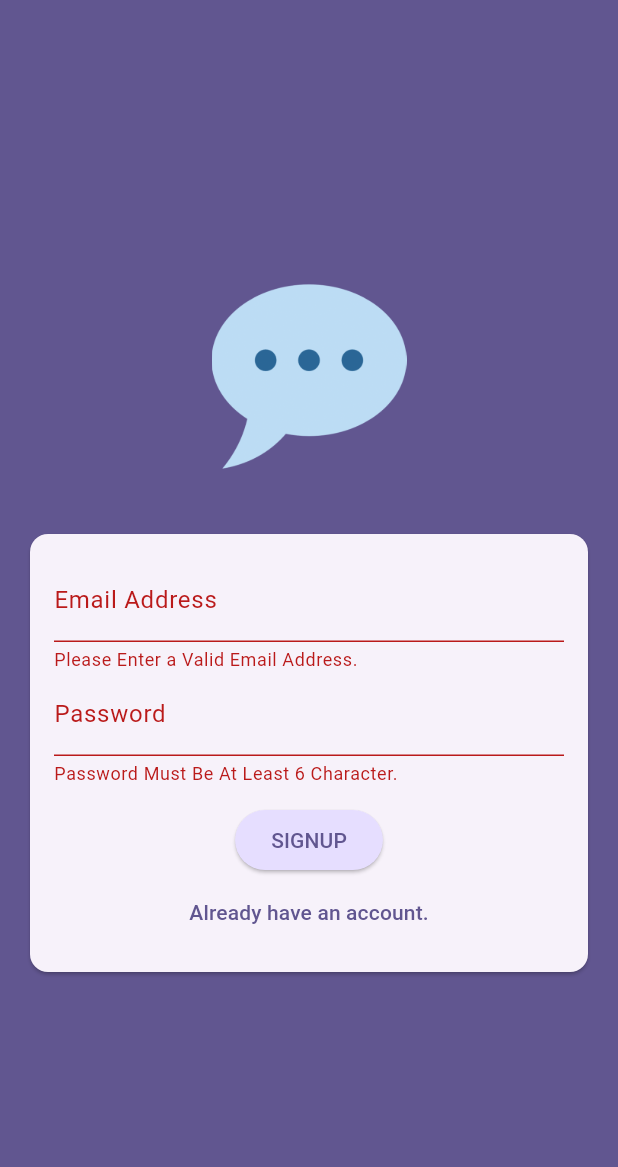
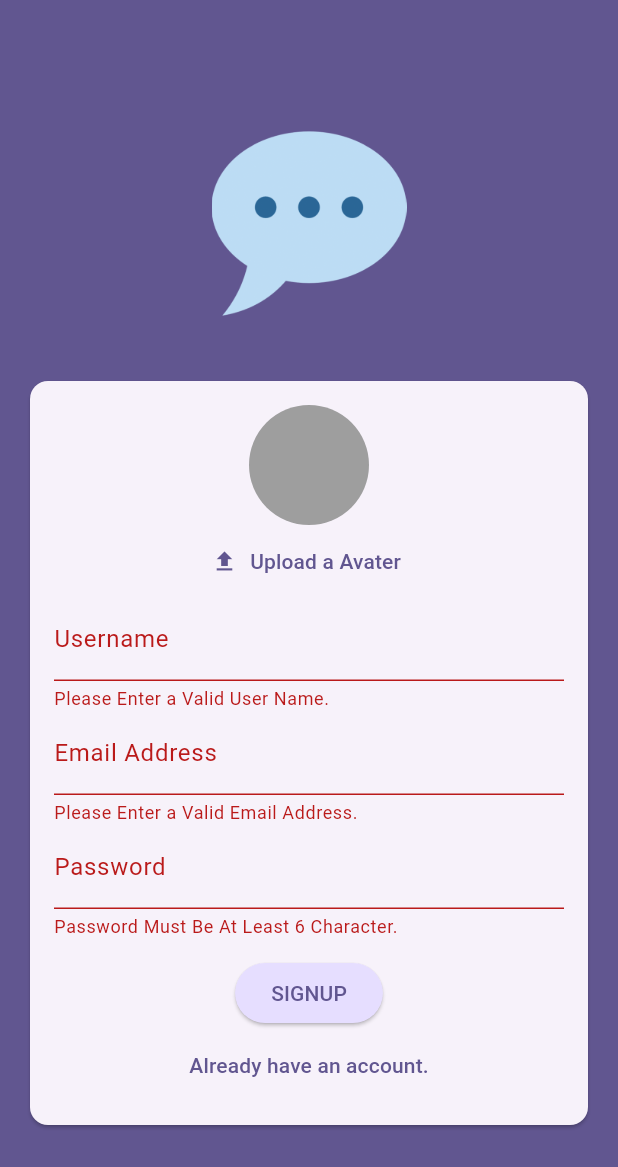
Before and after one commit to srpallab/flutter-firebase-chat, a Flutter app: the AuthScreen screen opened directly, after a tap on "LOGIN", after a tap on "Create an account.", after a tap on "SIGNUP", on a phone screen of 412 x 824 dp. Shown: the top 1167 px of the screen. Run offline on Flutter 3.47's test engine with Material 3 defaults, Android fonts, the phone set to English and light mode, and no system bars; our stand-ins replace cloud_firestore, firebase_auth, firebase_core, firebase_messaging, firebase_storage, image_picker; accounts and stored records are empty.

```diff
--- a/lib/screens/auth.dart
+++ b/lib/screens/auth.dart
@@ -1,9 +1,13 @@
 import 'dart:developer';
+import 'dart:io';
 
+import 'package:cloud_firestore/cloud_firestore.dart';
 import 'package:firebase_auth/firebase_auth.dart';
+import 'package:firebase_storage/firebase_storage.dart';
 import 'package:flutter/material.dart';
 
 import '../core/values/images.dart';
+import '../widgets/image_picker.dart';
 
 final _firebaseAuth = FirebaseAuth.instance;
 
@@ -17,20 +21,33 @@ class AuthScreen extends StatefulWidget {
 class _AuthScreenState extends State<AuthScreen> {
   final formKey = GlobalKey<FormState>();
   bool isLogin = true;
+  bool isLoading = false;
+  String enteredUsername = '';
   String enteredEmail = '';
   String enteredPassword = '';
+  File? pickedImageFile;
 
   Future<void> submit() async {
+    setState(() {
+      isLoading = true;
+    });
     final valid = formKey.currentState!.validate();
-    if (!valid) return;
+    if (!valid || (!isLogin && pickedImageFile == null)) {
+      setState(() {
+        isLoading = false;
+      });
+      return;
+    }
+    ;
     formKey.currentState!.save();
     try {
+      log(enteredEmail);
       if (isLogin) {
         final UserCredential userCredential =
             await _firebaseAuth.signInWithEmailAndPassword(
-                email: enteredEmail, password: enteredPassword);
-        log(enteredEmail);
-        log(enteredPassword);
+          email: enteredEmail,
+          password: enteredPassword,
+        );
         log(userCredential.toString());
       } else {
         final UserCredential userCredential =
@@ -38,18 +55,38 @@ class _AuthScreenState extends State<AuthScreen> {
           email: enteredEmail,
           password: enteredPassword,
         );
-        log(enteredEmail);
-        log(enteredPassword);
-        log(userCredential.toString());
+        final storageRef = FirebaseStorage.instance
+            .ref()
+            .child("user_images")
+            .child("${userCredential.user!.uid}.jpg");
+        await storageRef.putFile(pickedImageFile!);
+        final String imageUrl = await storageRef.getDownloadURL();
+        await FirebaseFirestore.instance
+            .collection('users')
+            .doc(userCredential.user!.uid)
+            .set(
+          {
+            'username': enteredUsername,
+            'email': enteredEmail,
+            'image_url': imageUrl,
+          },
+        );
       }
     } on FirebaseAuthException catch (error) {
+      snackMessage(error);
+      setState(() {
+        isLoading = false;
+      });
+    }
+  }
+
+  void snackMessage(FirebaseAuthException error) {
     ScaffoldMessenger.of(context).clearSnackBars();
     ScaffoldMessenger.of(context).showSnackBar(
       SnackBar(
         content: Text(error.message ?? "Authentication Failed"),
       ),
     );
-    }
   }
 
   @override
@@ -70,7 +107,16 @@ class _AuthScreenState extends State<AuthScreen> {
                 ),
                 child: Image.asset(JannImages.chatImage, height: 130),
               ),
-              Card(
+              formSection(context),
+            ],
+          ),
+        ),
+      ),
+    );
+  }
+
+  Card formSection(BuildContext context) {
+    return Card(
       margin: const EdgeInsets.all(20),
       child: SingleChildScrollView(
         child: Padding(
@@ -80,37 +126,59 @@ class _AuthScreenState extends State<AuthScreen> {
             child: Column(
               mainAxisSize: MainAxisSize.min,
               children: [
+                if (!isLogin)
+                  AppImagePicker(
+                    onImagePicked: (imageFile) {
+                      pickedImageFile = imageFile;
+                    },
+                  ),
+                if (!isLogin) usernameField(),
                 emailField(),
                 passwordField(),
                 const SizedBox(height: 12),
                 submitBtn(context),
-                          TextButton(
+                if (!isLoading) toggleBtn()
+              ],
+            ),
+          ),
+        ),
+      ),
+    );
+  }
+
+  TextFormField usernameField() {
+    return TextFormField(
+      decoration: const InputDecoration(labelText: 'Username'),
+      keyboardType: TextInputType.name,
+      autocorrect: false,
+      textCapitalization: TextCapitalization.none,
+      validator: (value) {
+        if (value == null || value.trim().isEmpty) {
+          return "Please Enter a Valid User Name.";
+        }
+        return null;
+      },
+      onSaved: (value) => enteredUsername = value!,
+    );
+  }
+
+  TextButton toggleBtn() {
+    return TextButton(
       onPressed: () {
         setState(() {
           isLogin = !isLogin;
         });
       },
       child: Text(
-                              isLogin
-                                  ? "Create an account."
-                                  : "Already have an account.",
-                            ),
-                          )
-                        ],
-                      ),
-                    ),
-                  ),
-                ),
-              ),
-            ],
-          ),
-        ),
+        isLogin ? "Create an account." : "Already have an account.",
       ),
     );
   }
 
-  ElevatedButton submitBtn(BuildContext context) {
-    return ElevatedButton(
+  Widget submitBtn(BuildContext context) {
+    return isLoading
+        ? const CircularProgressIndicator()
+        : ElevatedButton(
             onPressed: submit,
             style: ElevatedButton.styleFrom(
               backgroundColor: Theme.of(context).colorScheme.primaryContainer,
--- /dev/null
+++ b/lib/widgets/image_picker.dart
@@ -0,0 +1,51 @@
+import 'dart:io';
+
+import 'package:flutter/material.dart';
+import 'package:image_picker/image_picker.dart';
+
+class AppImagePicker extends StatefulWidget {
+  const AppImagePicker({super.key, required this.onImagePicked});
+  final void Function(File imageFile) onImagePicked;
+
+  @override
+  State<AppImagePicker> createState() => _AppImagePickerState();
+}
+
+class _AppImagePickerState extends State<AppImagePicker> {
+  File? imageFile;
+  Future<void> pickImage() async {
+    final XFile? imageXFile = await ImagePicker().pickImage(
+      source: ImageSource.camera,
+      imageQuality: 50,
+      maxWidth: 150,
+    );
+    if (imageXFile == null) return;
+
+    setState(() {
+      imageFile = File(imageXFile.path);
+    });
+
+    widget.onImagePicked(imageFile!);
+  }
+
+  @override
+  Widget build(BuildContext context) {
+    return Column(
+      children: [
+        CircleAvatar(
+          radius: 40,
+          backgroundColor: Colors.grey,
+          foregroundImage: imageFile != null ? FileImage(imageFile!) : null,
+        ),
+        TextButton.icon(
+          onPressed: pickImage,
+          icon: const Icon(Icons.upload),
+          label: Text(
+            "Upload a Avater",
+            style: TextStyle(color: Theme.of(context).colorScheme.primary),
+          ),
+        )
+      ],
+    );
+  }
+}
--- a/pubspec.yaml
+++ b/pubspec.yaml
@@ -13,6 +13,10 @@ dependencies:
   cupertino_icons: ^1.0.6
   firebase_core: ^2.25.4
   firebase_auth: ^4.17.5
+  firebase_storage: ^11.6.6
+  image_picker: ^1.0.7
+  cloud_firestore: ^4.15.5
+  firebase_messaging: ^14.7.16
 
 dev_dependencies:
   flutter_test:
```
Also changed, not shown: lib/main.dart (+20 -2 lines), lib/screens/chat.dart (+103 -0 lines), lib/screens/messages.dart (added, +67 -0 lines), lib/screens/splash.dart (added, +10 -0 lines), lib/widgets/chat_bubble.dart (added, +115 -0 lines), pubspec.lock, 4 other files. Lines whose indentation alone changed are shown as unchanged.
